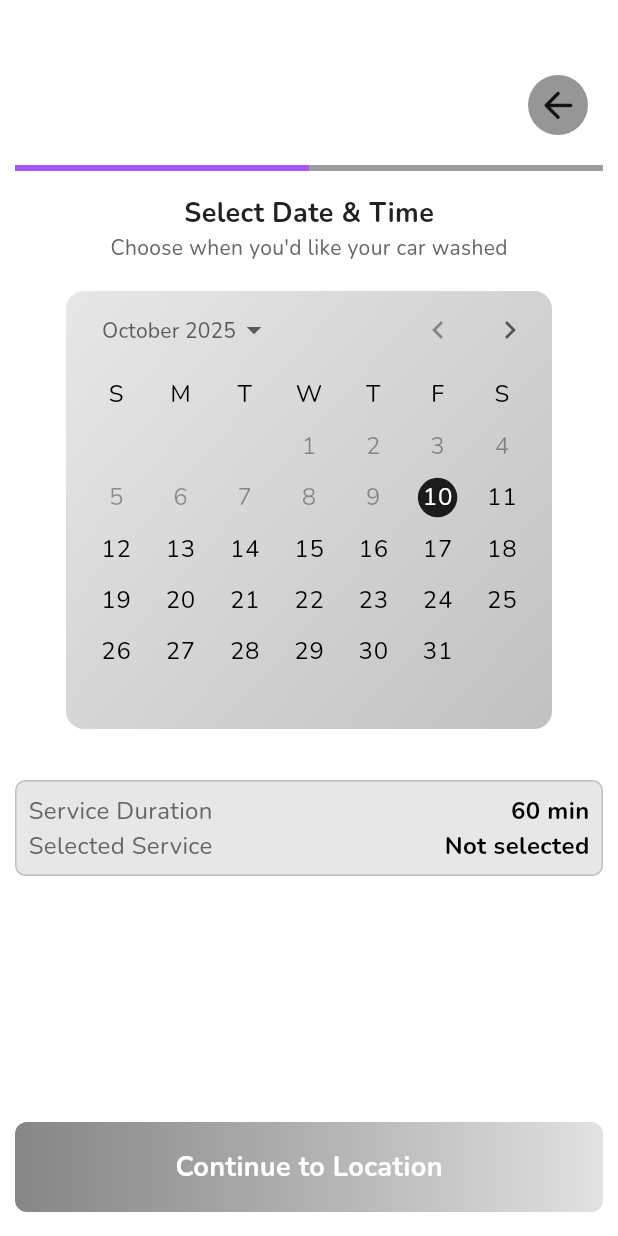
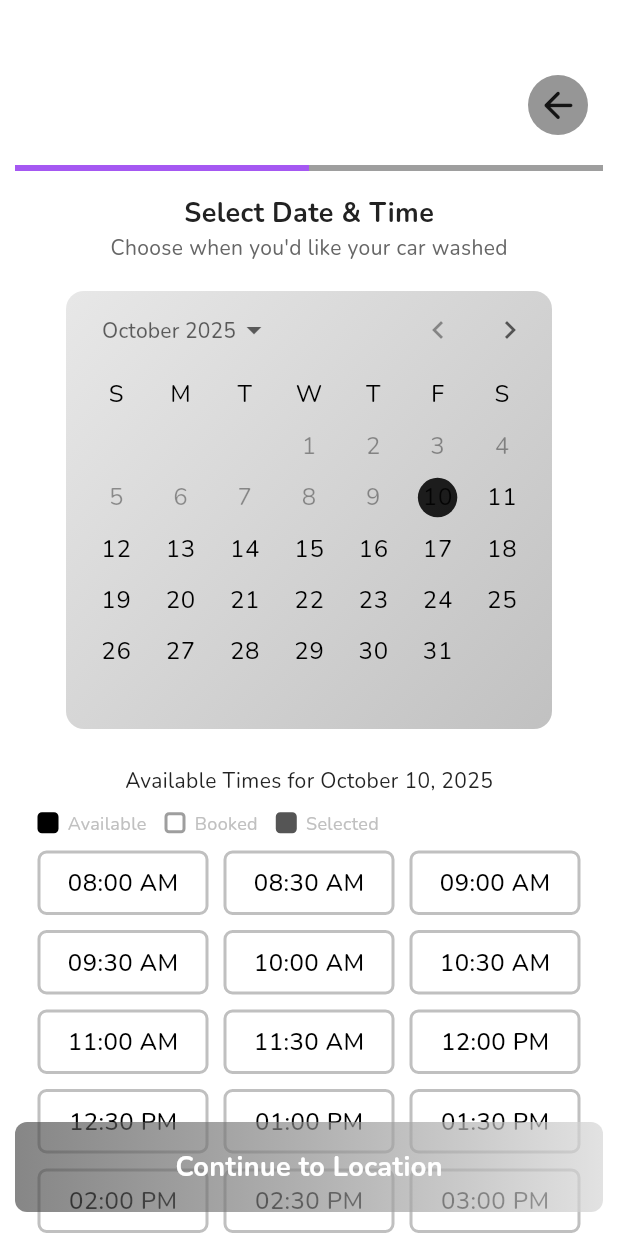
Before and after one commit to josieforever/omeeo-wash, a Flutter app: the SelectDateScreen screen opened directly with empty values, after a tap on the "chevron right" icon, after a tap on the "chevron left" icon, after a tap on "10", on a phone screen of 412 x 824 dp. Run offline on Flutter 3.47's test engine with Material 3 defaults, Android fonts, the light colour scheme and no system bars; our stand-ins replace bubble, cached_network_image, cloud_firestore, file_picker, firebase_auth, firebase_core and 14 more; accounts and stored records are empty; generated files the repository leaves out were written again; project files that could hold a hidden picture were left out.

Commit message:
fix select date

```diff
--- a/lib/pages/bookings/booking flow/select_date_screen.dart
+++ b/lib/pages/bookings/booking flow/select_date_screen.dart
@@ -266,11 +266,9 @@
             const SizedBox(height: 15),
 
             // Calendar (toggleable selection)
-            // Calendar (toggleable selection)
             Container(
               height: 300,
-              child: Padding(
-                padding: const EdgeInsets.symmetric(horizontal: 30),
+              margin: const EdgeInsets.symmetric(horizontal: 30),
               child: Card(
                 elevation: 0,
                 shape: RoundedRectangleBorder(
@@ -303,7 +301,7 @@
                                     ).colorScheme.primary,
                                     onPrimary: Theme.of(
                                       context,
-                                      ).colorScheme.onPrimary,
+                                    ).colorScheme.primary,
                                   ),
                             )
                           : Theme.of(context),
@@ -311,42 +309,26 @@
                         key: ValueKey(
                           '${_hasPickedDate}_${pickedDate?.toIso8601String() ?? "none"}',
                         ),
-                          initialDate:
-                              pickedDate ?? DateUtils.dateOnly(DateTime.now()),
-                          firstDate: DateUtils.dateOnly(DateTime.now()),
-                          lastDate: DateUtils.dateOnly(
-                            DateTime.now().add(const Duration(days: 60)),
-                          ),
+                        initialDate: pickedDate ?? DateTime.now(),
+                        firstDate: DateTime.now(),
+                        lastDate: DateTime.now().add(const Duration(days: 60)),
                         selectableDayPredicate: (day) => true,
                         onDateChanged: (date) {
                           if (pickedDate != null &&
                               DateUtils.isSameDay(pickedDate!, date)) {
-                              // deselect same day
+                            // deselect
                             _bookedSub?.cancel();
                             setState(() {
                               pickedDate = null;
                               _hasPickedDate = false;
-                                selectedTime = null;
-                                for (final t in availableTimes) {
-                                  t['isSelected'] = false;
-                                }
+                              selectedTimeLabel = null;
+                              _selectedHhmm = null;
+                              _slots = [];
                             });
                           } else {
-                              // select new day
-                              _bookedSub?.cancel();
-                              setState(() {
-                                pickedDate = date;
-                                _hasPickedDate = true;
-                                selectedTime = null;
-                                for (final t in availableTimes) {
-                                  t['isSelected'] = false;
-                                }
-                              });
-                              // Re-subscribe / reload time slots for this date if needed:
-                              // _listenForBookedTimes(date);
+                            _onPickDate(date);
                           }
                         },
-                        ),
                       ),
                     ),
                   ),
```
Lines whose indentation alone changed are shown as unchanged.
